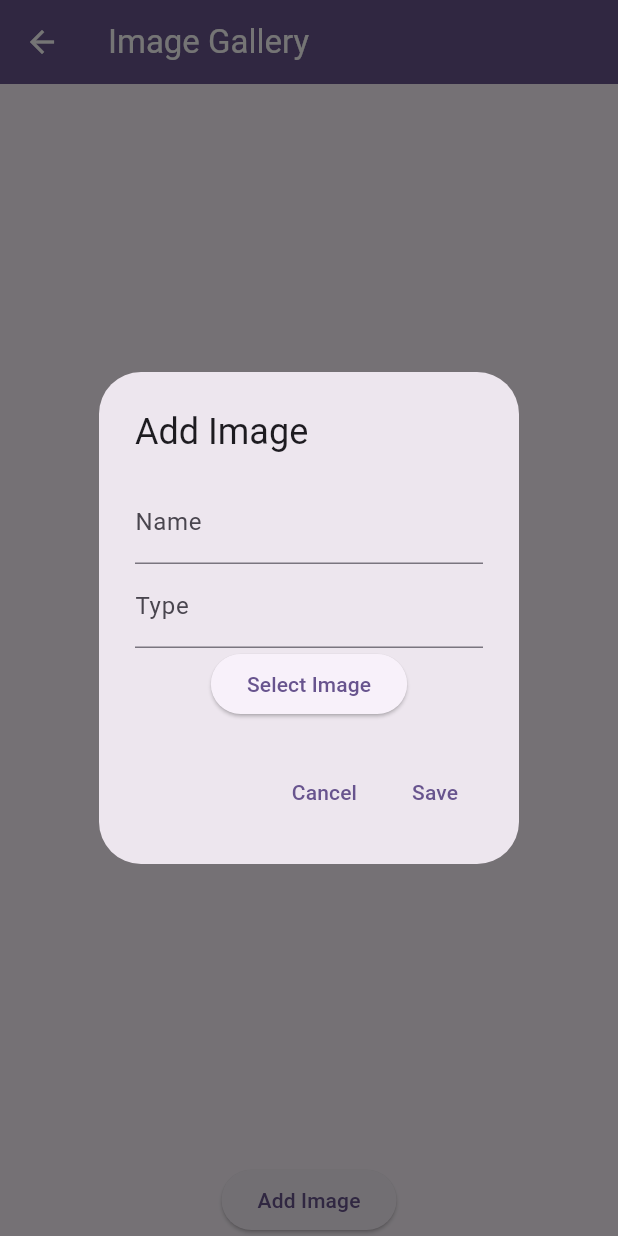
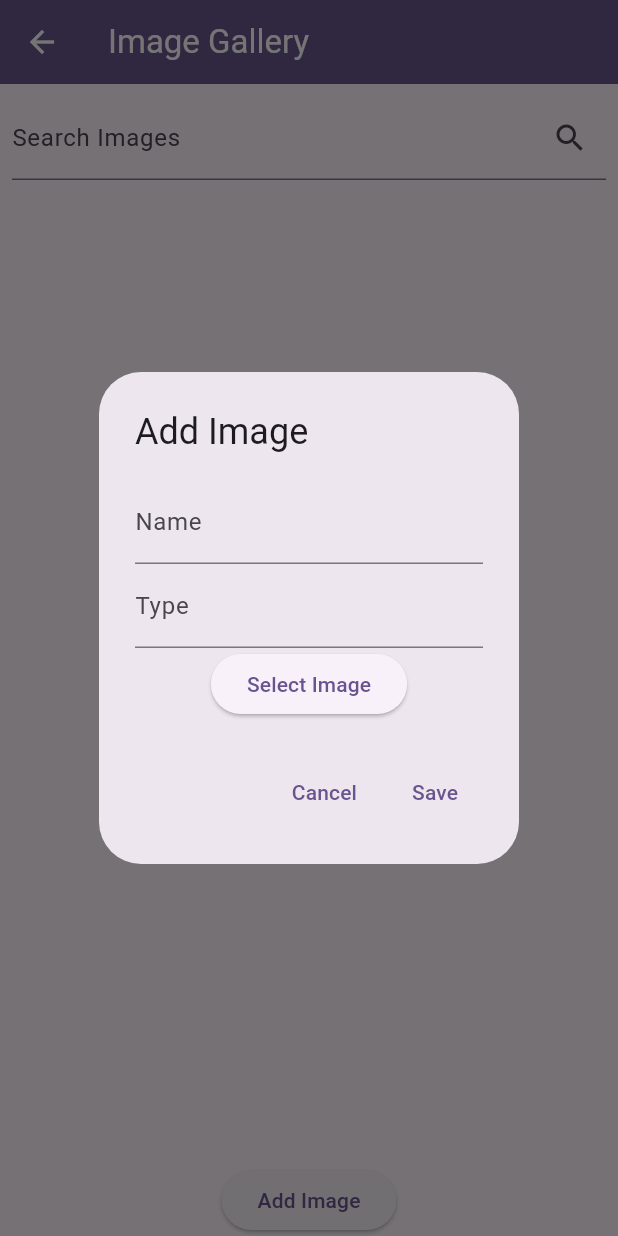
Before and after one commit to faisal15395/task, a Flutter app: the ImageScreen screen opened directly, after a tap on "Add Image", on a phone screen of 412 x 824 dp. Run offline on Flutter 3.47's test engine with Material 3 defaults, Android fonts, the phone set to English and light mode, and no system bars; our stand-ins replace image_picker, sqflite; accounts and stored records are empty; network calls fail.

Commit message:
second commit

```diff
--- a/lib/screens/image_screen.dart
+++ b/lib/screens/image_screen.dart
@@ -9,6 +9,7 @@ class ImageScreen extends StatelessWidget {
 
   @override
   Widget build(BuildContext context) {
+    final searchController = TextEditingController();
     return Scaffold(
       appBar: AppBar(
         foregroundColor: Colors.white,
@@ -18,6 +19,22 @@ class ImageScreen extends StatelessWidget {
       ),
       body: Column(
         children: [
+          Padding(
+            padding: const EdgeInsets.all(8.0),
+            child: TextField(
+              controller: searchController,
+              decoration: InputDecoration(
+                labelText: 'Search Images',
+                suffixIcon: IconButton(
+                  icon: const Icon(Icons.search),
+                  onPressed: () {
+                    Provider.of<ImageProviderModel>(context, listen: false)
+                        .searchImages(searchController.text);
+                  },
+                ),
+              ),
+            ),
+          ),
           Expanded(
             child: Consumer<ImageProviderModel>(
               builder: (context, model, child) {
--- a/lib/services/db_helper.dart
+++ b/lib/services/db_helper.dart
@@ -55,4 +55,15 @@ class ImageProviderModel extends ChangeNotifier {
     await _db.delete('images', where: 'id = ?', whereArgs: [id]);
     _fetchImages();
   }
+
+  Future<void> searchImages(String query) async {
+    final data = await _db.query(
+      'images',
+      where: 'name LIKE ? OR type LIKE ? OR date LIKE ?',
+      whereArgs: ['%$query%', '%$query%', '%$query%'],
+    );
+    _images.clear();
+    _images.addAll(data);
+    notifyListeners();
+  }
 }
```
